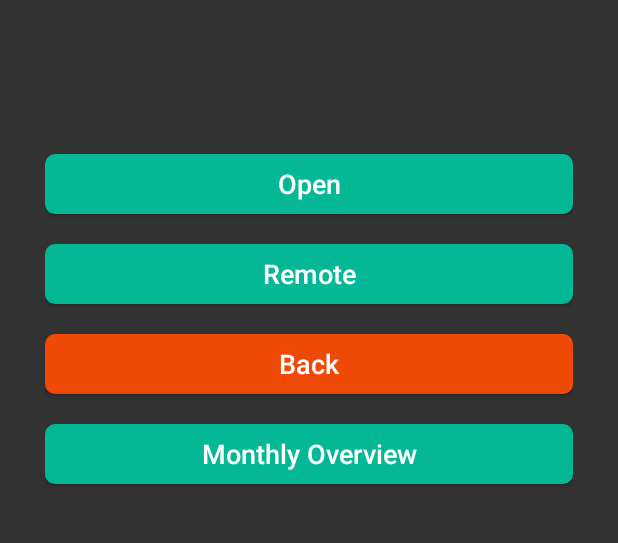
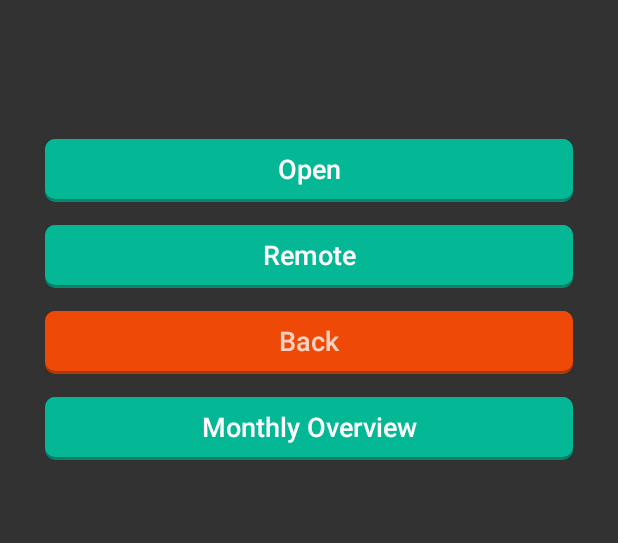
Before and after one commit to EEInternship/TimeTracker, an Android app: the screen it shows after launch (MainActivity), after a tap on "Break", on a phone screen of 412 x 824 dp, the part 303-846 px from its top. Run offline under Robolectric (Android 15) with nearby library versions, the phone set to English and light mode, and no system bars.

Commit message:
Restoring shadows and colours
14.3.2017

```diff
--- a/TimeTracker/app/src/main/java/com/example/eeintership/timetracker/MainActivity.java
+++ b/TimeTracker/app/src/main/java/com/example/eeintership/timetracker/MainActivity.java
@@ -1,17 +1,21 @@
 package com.example.eeintership.timetracker;
 
 import android.content.res.Resources;
+import android.graphics.Color;
 import android.graphics.drawable.Drawable;
 import android.os.Bundle;
 import android.support.v7.app.AppCompatActivity;
 import android.view.View;
 import android.widget.Button;
+import android.widget.LinearLayout;
 
 public class MainActivity extends AppCompatActivity {
 
+    private LinearLayout ly_open_close;
     private Button btn_open_close;
     int open = 0;
 
+    private LinearLayout ly_break_back;
     private Button btn_break_back;
     int breakBack = 0;
 
@@ -25,64 +29,114 @@ public class MainActivity extends AppCompatActivity {
         int uiOptions = View.SYSTEM_UI_FLAG_FULLSCREEN;
         decorView.setSystemUiVisibility(uiOptions);
 
+        ly_open_close = (LinearLayout) this.findViewById(R.id.background_shadow_open);
         btn_open_close = (Button) this.findViewById(R.id.button_open);
         btn_open_close.setOnClickListener(new View.OnClickListener() {
             @Override
             public void onClick(View view) {
                 if (open == 0) {
-                    Drawable myD=null;
-                    Resources res=getResources();
-                    try{
-                        myD=Drawable.createFromXml(res,res.getXml(R.xml.btn_design_orange));
-                    }catch (Exception e){
+                    // for button change
+                    Drawable myD = null;
+                    Resources res = getResources();
+                    try {
+                        myD = Drawable.createFromXml(res, res.getXml(R.xml.btn_design_orange));
+                    } catch (Exception e) {
                         // if something goes wrong.
                     }
+                    btn_open_close.setBackground(myD);
 
-                    btn_open_close.setBackground(myD);
+                    // for shadow change
+                    Drawable myDs = null;
+                    Resources resS = getResources();
+                    try {
+                        myDs = Drawable.createFromXml(resS, resS.getXml(R.xml.btn_design_orange_shadow));
+                    } catch (Exception e) {
+                        // if something goes wrong.
+                    }
+                    ly_open_close.setBackground(myDs);
+
+                    btn_open_close.setTextColor(Color.parseColor("#C0FFFFFF"));
                     open = 1;
                     btn_open_close.setText("Close");
-                }else {
-                    Drawable myD=null;
-                    Resources res=getResources();
-                    try{
-                        myD=Drawable.createFromXml(res,res.getXml(R.xml.btn_design_green));
-                    }catch (Exception e){
+                } else {
+                    // for button change
+                    Drawable myD = null;
+                    Resources res = getResources();
+                    try {
+                        myD = Drawable.createFromXml(res, res.getXml(R.xml.btn_design_green));
+                    } catch (Exception e) {
                         // if something goes wrong.
                     }
+                    btn_open_close.setBackground(myD);
 
-                    btn_open_close.setBackground(myD);
+                    // for shadow change
+                    Drawable myDs = null;
+                    Resources resS = getResources();
+                    try {
+                        myDs = Drawable.createFromXml(resS, resS.getXml(R.xml.btn_design_green_shadow));
+                    } catch (Exception e) {
+                        // if something goes wrong.
+                    }
+                    ly_open_close.setBackground(myDs);
+
+                    btn_open_close.setTextColor(Color.parseColor("#FFFFFF"));
                     open = 0;
                     btn_open_close.setText("Open");
                 }
             }
         });
 
+        ly_break_back = (LinearLayout) this.findViewById(R.id.background_shadow_break);
         btn_break_back = (Button) this.findViewById(R.id.button_break);
         btn_break_back.setOnClickListener(new View.OnClickListener() {
             @Override
             public void onClick(View view) {
                 if (breakBack == 0) {
-                    Drawable myD=null;
-                    Resources res=getResources();
-                    try{
-                        myD=Drawable.createFromXml(res,res.getXml(R.xml.btn_design_orange));
-                    }catch (Exception e){
+                    // for button change
+                    Drawable myD = null;
+                    Resources res = getResources();
+                    try {
+                        myD = Drawable.createFromXml(res, res.getXml(R.xml.btn_design_orange));
+                    } catch (Exception e) {
                         // if something goes wrong.
                     }
+                    btn_break_back.setBackground(myD);
 
-                    btn_break_back.setBackground(myD);
+                    // for shadow change
+                    Drawable myDs = null;
+                    Resources resS = getResources();
+                    try {
+                        myDs = Drawable.createFromXml(resS, resS.getXml(R.xml.btn_design_orange_shadow));
+                    } catch (Exception e) {
+                        // if something goes wrong.
+                    }
+                    ly_break_back.setBackground(myDs);
+
+                    btn_break_back.setTextColor(Color.parseColor("#C0FFFFFF"));
                     breakBack = 1;
                     btn_break_back.setText("Back");
                 } else {
-                    Drawable myD=null;
-                    Resources res=getResources();
-                    try{
-                        myD=Drawable.createFromXml(res,res.getXml(R.xml.btn_design_green));
-                    }catch (Exception e){
+                    // for button change
+                    Drawable myD = null;
+                    Resources res = getResources();
+                    try {
+                        myD = Drawable.createFromXml(res, res.getXml(R.xml.btn_design_green));
+                    } catch (Exception e) {
                         // if something goes wrong.
                     }
+                    btn_break_back.setBackground(myD);
 
-                    btn_break_back.setBackground(myD);
+                    // for shadow change
+                    Drawable myDs = null;
+                    Resources resS = getResources();
+                    try {
+                        myDs = Drawable.createFromXml(resS, resS.getXml(R.xml.btn_design_green_shadow));
+                    } catch (Exception e) {
+                        // if something goes wrong.
+                    }
+                    ly_break_back.setBackground(myDs);
+
+                    btn_break_back.setTextColor(Color.parseColor("#FFFFFF"));
                     breakBack = 0;
                     btn_break_back.setText("Break");
                 }
--- a/TimeTracker/app/src/main/res/layout/activity_main.xml
+++ b/TimeTracker/app/src/main/res/layout/activity_main.xml
@@ -34,53 +34,85 @@
             android:background="#323232"
             android:orientation="vertical">
 
+            <LinearLayout
+                android:id="@+id/background_shadow_open"
+                android:layout_width="match_parent"
+                android:layout_height="42dp"
+                android:layout_marginTop="10dp"
+                android:background="@xml/btn_design_green_shadow">
+
                 <Button
                     android:id="@+id/button_open"
                     android:layout_width="match_parent"
                     android:layout_height="40dp"
+                    android:layout_marginBottom="0dp"
+                    android:layout_marginTop="0dp"
                     android:background="@xml/btn_design_green"
                     android:text="Open"
                     android:textAllCaps="false"
                     android:textColor="#FFFFFF"
-                android:textSize="18dp"
-                android:layout_marginBottom="10dp"
-                android:layout_marginTop="20dp"/>
+                    android:textSize="18dp" />
+            </LinearLayout>
+
+            <LinearLayout
+                android:layout_width="match_parent"
+                android:layout_height="42dp"
+                android:layout_marginTop="15dp"
+                android:background="@xml/btn_design_green_shadow">
 
                 <Button
                     android:id="@+id/button_remote"
                     android:layout_width="match_parent"
                     android:layout_height="40dp"
-                android:layout_marginTop="10dp"
+                    android:layout_marginBottom="0dp"
+                    android:layout_marginTop="0dp"
                     android:background="@xml/btn_design_green"
                     android:text="Remote"
                     android:textAllCaps="false"
                     android:textColor="#FFFFFF"
-                android:textSize="18dp"
-                android:layout_marginBottom="10dp"/>
+                    android:textSize="18dp" />
+
+            </LinearLayout>
+
+            <LinearLayout
+                android:id="@+id/background_shadow_break"
+                android:layout_width="match_parent"
+                android:layout_height="42dp"
+                android:layout_marginTop="15dp"
+                android:background="@xml/btn_design_green_shadow">
 
                 <Button
                     android:id="@+id/button_break"
                     android:layout_width="match_parent"
                     android:layout_height="40dp"
-                android:layout_marginTop="10dp"
+                    android:layout_marginBottom="0dp"
+                    android:layout_marginTop="0dp"
                     android:background="@xml/btn_design_green"
                     android:text="Break"
                     android:textAllCaps="false"
                     android:textColor="#FFFFFF"
-                android:textSize="18dp"
-                android:layout_marginBottom="10dp"/>
+                    android:textSize="18dp" />
+            </LinearLayout>
+
+            <LinearLayout
+                android:layout_width="match_parent"
+                android:layout_height="42dp"
+                android:layout_marginTop="15dp"
+                android:background="@xml/btn_design_green_shadow">
 
                 <Button
                     android:id="@+id/button_monthly_overview"
                     android:layout_width="match_parent"
                     android:layout_height="40dp"
-                android:layout_marginTop="10dp"
+                    android:layout_marginBottom="0dp"
+                    android:layout_marginTop="0dp"
                     android:background="@xml/btn_design_green"
                     android:text="Monthly Overview"
                     android:textAllCaps="false"
                     android:textColor="#FFFFFF"
-                android:textSize="18dp"
-                android:layout_marginBottom="10dp"/>
+                    android:textSize="18dp" />
+            </LinearLayout>
+
         </LinearLayout>
     </LinearLayout>
 </LinearLayout>
```
Also changed, not shown: TimeTracker/app/src/main/res/layout/activity_finish.xml (+7 -1 lines), TimeTracker/app/src/main/res/layout/activity_finish_remote.xml (+9 -3 lines). Lines whose indentation alone changed are shown as unchanged.
